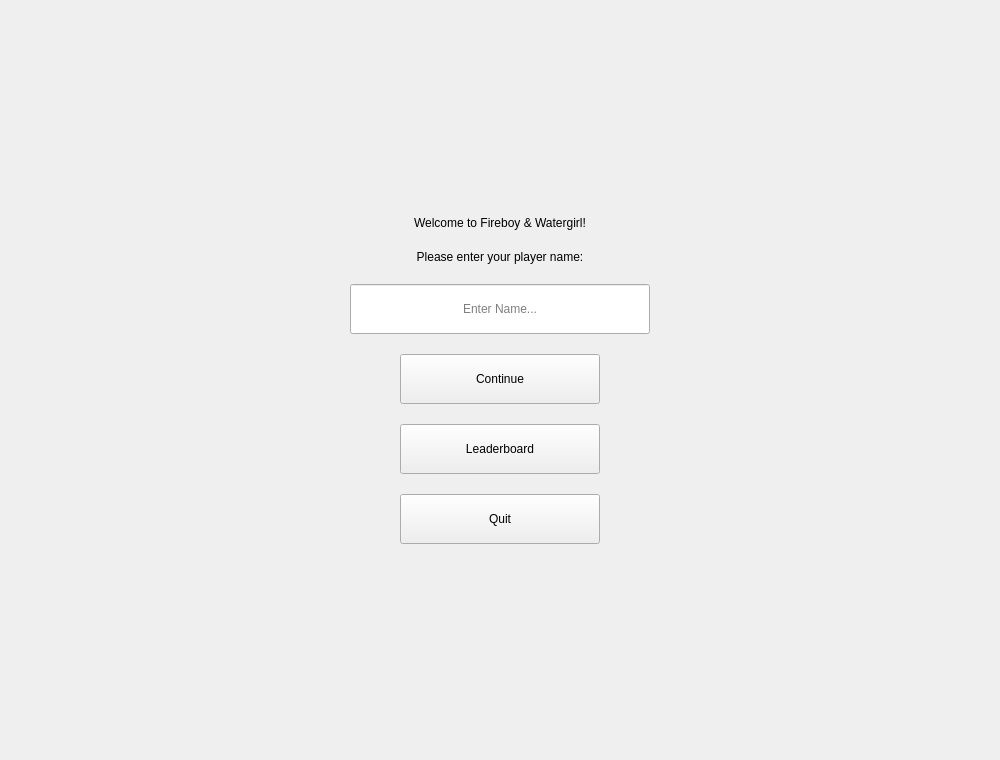
Qt form ui/GameWindow.ui (0xGhost63/FireBoy-WaterGirl) before a commit.
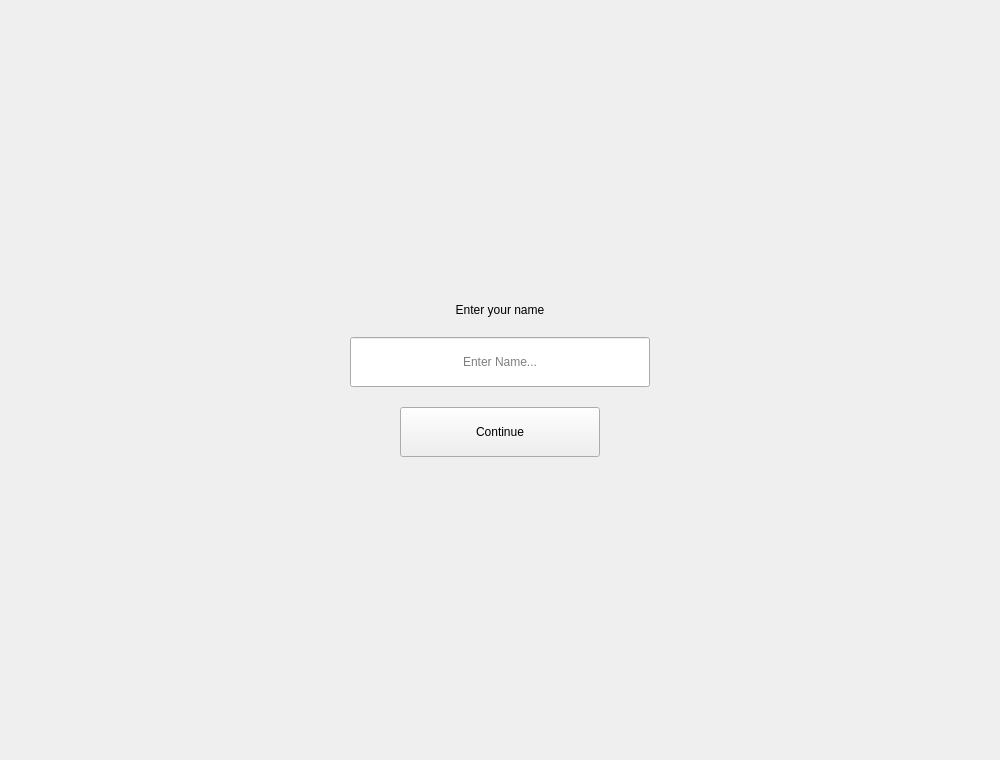
The same form after that commit.

Commit message: Screens Order & Styling Improved

What changed in the file:
```diff
--- a/ui/GameWindow.ui
+++ b/ui/GameWindow.ui
@@ -187,14 +187,7 @@
         <item>
          <widget class="QLabel" name="titleLabel_name">
           <property name="objectName"><string>titleLabel</string></property>
-          <property name="text"><string>Welcome to Fireboy &amp; Watergirl!</string></property>
-          <property name="alignment"><set>Qt::AlignCenter</set></property>
-         </widget>
-        </item>
-        <item>
-         <widget class="QLabel" name="subLabel_name">
-          <property name="objectName"><string>subLabel</string></property>
-          <property name="text"><string>Please enter your player name:</string></property>
+          <property name="text"><string>Enter your name</string></property>
           <property name="alignment"><set>Qt::AlignCenter</set></property>
          </widget>
         </item>
@@ -225,34 +218,6 @@
           <item><spacer><property name="orientation"><enum>Qt::Horizontal</enum></property></spacer></item>
          </layout>
         </item>
-        <item>
-         <layout class="QHBoxLayout">
-          <item><spacer><property name="orientation"><enum>Qt::Horizontal</enum></property></spacer></item>
-          <item>
-           <widget class="QPushButton" name="btnNameLB">
-            <property name="objectName"><string>btnSecondary</string></property>
-            <property name="text"><string>Leaderboard</string></property>
-            <property name="minimumSize"><size><width>200</width><height>50</height></size></property>
-            <property name="maximumSize"><size><width>200</width><height>50</height></size></property>
-           </widget>
-          </item>
-          <item><spacer><property name="orientation"><enum>Qt::Horizontal</enum></property></spacer></item>
-         </layout>
-        </item>
-        <item>
-         <layout class="QHBoxLayout">
-          <item><spacer><property name="orientation"><enum>Qt::Horizontal</enum></property></spacer></item>
-          <item>
-           <widget class="QPushButton" name="btnNameQuit">
-            <property name="objectName"><string>btnQuit</string></property>
-            <property name="text"><string>Quit</string></property>
-            <property name="minimumSize"><size><width>200</width><height>50</height></size></property>
-            <property name="maximumSize"><size><width>200</width><height>50</height></size></property>
-           </widget>
-          </item>
-          <item><spacer><property name="orientation"><enum>Qt::Horizontal</enum></property></spacer></item>
-         </layout>
-        </item>
         <item>
          <spacer name="nameBotSpacer">
           <property name="orientation"><enum>Qt::Vertical</enum></property>
```
Left out of the diff: 24 changed lines with no effect on the pictures. The commit also changes 4 other files.
